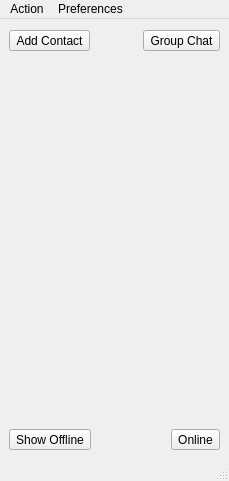
This is mainwindow.ui in xmpp-graveyard/jabbim as Qt 5 draws it before an edit. The edited form follows.
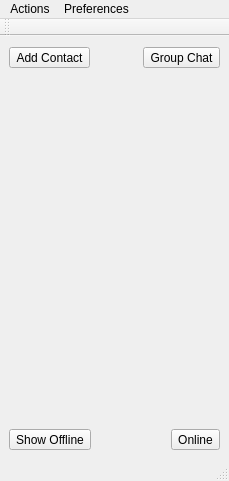
This is the edited form. Icons and pictures are not drawn.

Commit message: vcards v xmpp + oprava non-blocking discovery + jednoduche prochazeni discovery s pripravou na menu jednotlivych sluzeb + priprava na avatary v rosteru

The edit to the form file:
```diff
--- a/mainwindow.ui
+++ b/mainwindow.ui
@@ -132,21 +132,30 @@
      <height>28</height>
     </rect>
    </property>
-   <widget class="QMenu" name="menuAction" >
-    <property name="title" >
-     <string>Action</string>
-    </property>
-   </widget>
    <widget class="QMenu" name="menuPreferences" >
     <property name="title" >
      <string>Preferences</string>
     </property>
     <addaction name="actionPreferences" />
    </widget>
+   <widget class="QMenu" name="menuAction" >
+    <property name="title" >
+     <string>Actions</string>
+    </property>
+    <addaction name="actionService_discovery" />
+   </widget>
    <addaction name="menuAction" />
    <addaction name="menuPreferences" />
   </widget>
   <widget class="QStatusBar" name="statusbar" />
+  <widget class="QToolBar" name="toolBar" >
+   <property name="orientation" >
+    <enum>Qt::Horizontal</enum>
+   </property>
+   <attribute name="toolBarArea" >
+    <number>4</number>
+   </attribute>
+  </widget>
   <action name="actionPreferences" >
    <property name="text" >
     <string>Preferences</string>
```
Left out of the diff: 7 changed lines with no effect on the pictures. The commit also changes 12 other files.
